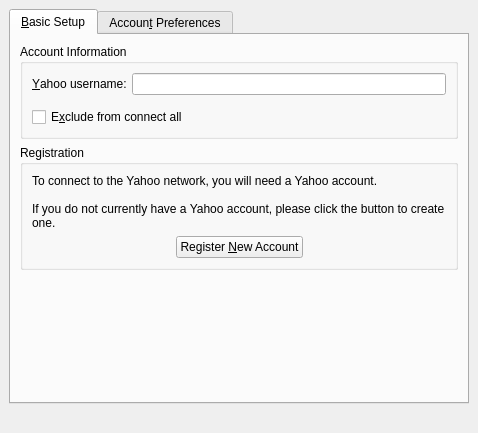
Qt form protocols/yahoo/ui/yahooeditaccountbase.ui (KDE/kopete) before a commit.
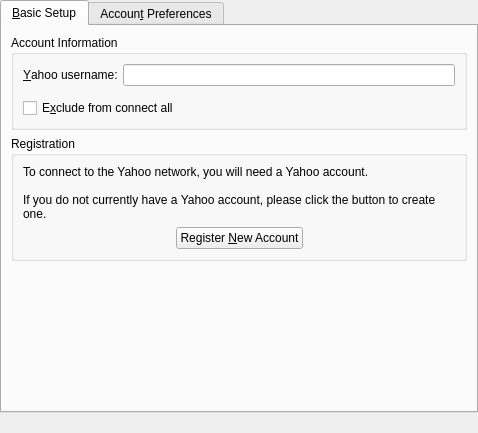
The same form after that commit. Custom widgets are drawn as their Qt base class.

Commit message: A bunch of margin fixes and context-dependent widget hiding to make account editing UI fit on a 1024x768 screen

What changed in the file:
```diff
--- a/protocols/yahoo/ui/yahooeditaccountbase.ui
+++ b/protocols/yahoo/ui/yahooeditaccountbase.ui
@@ -17,16 +17,16 @@
     <number>6</number>
    </property>
    <property name="leftMargin" >
-    <number>9</number>
+    <number>0</number>
    </property>
    <property name="topMargin" >
-    <number>9</number>
+    <number>0</number>
    </property>
    <property name="rightMargin" >
-    <number>9</number>
+    <number>0</number>
    </property>
    <property name="bottomMargin" >
-    <number>9</number>
+    <number>0</number>
    </property>
    <item>
     <widget class="QTabWidget" name="tabWidget11" >
```
The commit also changes 4 other files.
